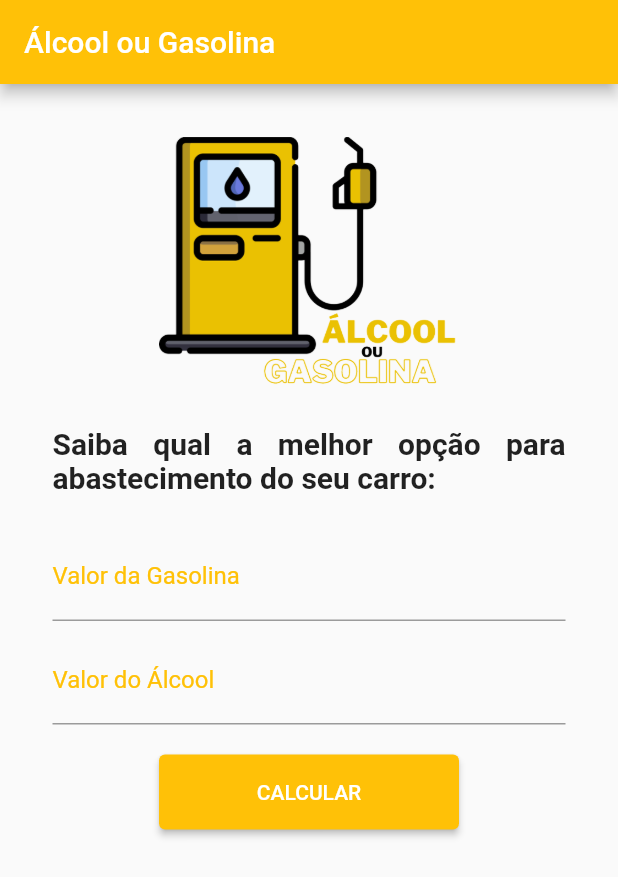
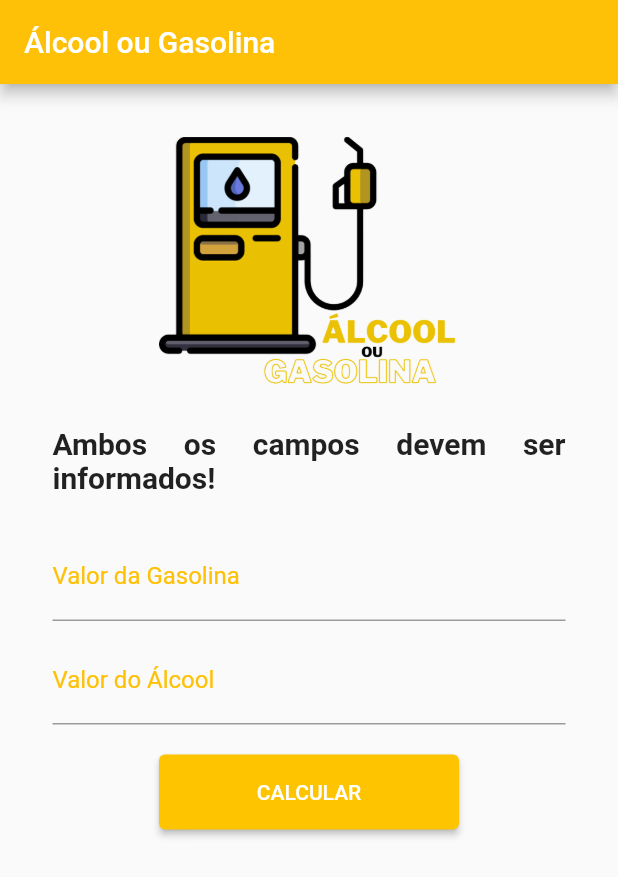
Before and after one commit to Wesley-Dutra/Projeto_gasolina, a Flutter app: the screen it shows after launch, after a tap on "CALCULAR", on a phone screen of 412 x 824 dp. Shown: the top 877 px of the screen. Run offline on Flutter 3.47's test engine with Material 2 defaults, Android fonts, the light colour scheme and no system bars.

Commit message:
Definido a função Calcular() ao button e realziar a comparação dos valores

```diff
--- a/lib/CampoTxt.dart
+++ b/lib/CampoTxt.dart
@@ -8,6 +8,34 @@ class Home extends StatefulWidget {
 }
 
 class _HomeState extends State<Home> {
+  var _gasController = TextEditingController();
+  TextEditingController _alcoolController = TextEditingController();
+  var _txtDefault = 'Saiba qual a melhor opção para abastecimento do seu carro:';
+
+  void _Calcular() {
+    dynamic precGas = double.tryParse(_gasController.text) == null ? 0.0 : double.tryParse(_gasController.text);
+    dynamic precAlcool = double.tryParse(_alcoolController.text) == null ? 0.0 : double.tryParse(_alcoolController.text);
+
+
+    if (precGas == 0.0 || precAlcool == 0.0) {
+      setState(() {
+        _txtDefault = 'Ambos os campos devem ser informados!';
+      });
+    } else if (precGas < precAlcool) {
+      setState(() {
+        _txtDefault = 'Pelos valores informados, a gasolina vale mais a pena ser utilizada!';
+      });
+    } else if (precGas > precAlcool) {
+      setState(() {
+        _txtDefault = 'Pelos valores informados, o álcool vale mais a pena ser utilizado!';
+      });
+    } else {
+      setState(() {
+        _txtDefault = 'Ambos os valores são iguais!';
+      });
+    }
+  }
+
   @override
   Widget build(BuildContext context) {
     return Scaffold(
@@ -15,7 +43,9 @@ class _HomeState extends State<Home> {
         title: Text('Álcool ou Gasolina'),
         backgroundColor: Colors.amber,
       ),
-      body: Center(
+      body: SingleChildScrollView(
+        child: Center(
+          child: Container(
             child: Padding(
               padding: EdgeInsets.all(35),
               child: Column(
@@ -31,7 +61,7 @@ class _HomeState extends State<Home> {
                   Padding(
                     padding: EdgeInsets.only(bottom: 15),
                     child: Text(
-                  'Saiba qual a melhor opção para abastecimento do seu carro:',
+                      '$_txtDefault',
                       style: TextStyle(
                         fontSize: 20,
                         fontWeight: FontWeight.bold,
@@ -53,6 +83,7 @@ class _HomeState extends State<Home> {
                           ),
                           hintText: 'Ex: 5.43'
                       ),
+                      controller: _gasController,
                     ),
                   ),
                   Padding(
@@ -69,19 +100,22 @@ class _HomeState extends State<Home> {
                           ),
                           hintText: 'Ex: 5.43'
                       ),
+                      controller: _alcoolController,
                     ),
                   ),
                   ElevatedButton(
-                onPressed: () {},
+                    onPressed: () => _Calcular(),
                     child: Text('CALCULAR'),
                     style: ElevatedButton.styleFrom(
-                  backgroundColor: Colors.amber,
+                        backgroundColor: Colors.amberAccent.shade400,
                         minimumSize: Size(200, 50)
                     ),
                   ),
                 ],
               ),
             ),
+          ),
+        )
       )
     );
   }
```
Lines whose indentation alone changed are shown as unchanged.
